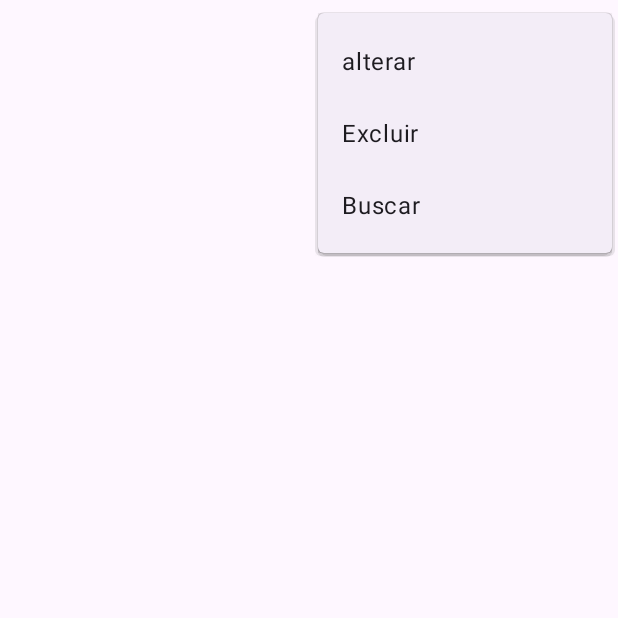
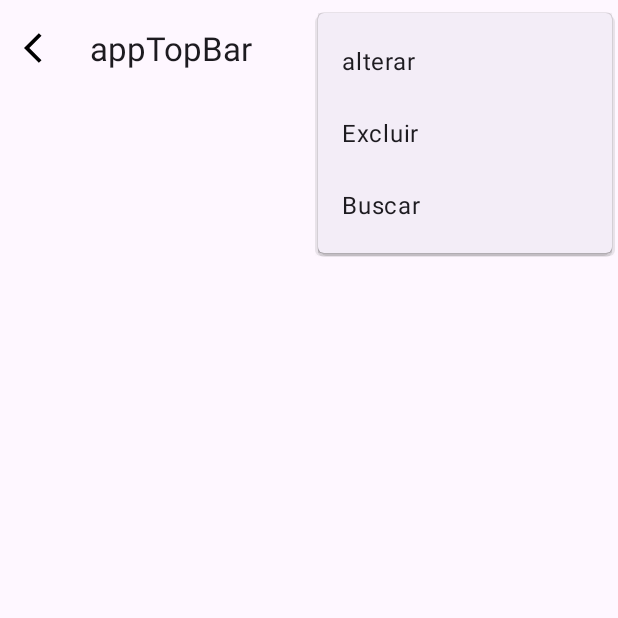
Before and after one commit to Samuelvmt/MenuApp, an Android app: the screen it shows after launch (MainActivity), with the options menu open, on a phone screen of 412 x 824 dp, the top half of it. Run offline under Robolectric (Android 15) with nearby library versions, the phone set to English and light mode, and no system bars.

Commit message:
commit trauma

```diff
--- /dev/null
+++ b/app/src/main/res/drawable/baseline_arrow_back_ios.xml
@@ -0,0 +1,5 @@
+<vector xmlns:android="http://schemas.android.com/apk/res/android" android:autoMirrored="true" android:height="24dp" android:tint="#000000" android:viewportHeight="24" android:viewportWidth="24" android:width="24dp">
+
+    <path android:fillColor="@android:color/white" android:pathData="M11.67,3.87L9.9,2.1 0,12l9.9,9.9 1.77,-1.77L3.54,12z"/>
+
+</vector>
--- a/app/src/main/res/layout/activity_main.xml
+++ b/app/src/main/res/layout/activity_main.xml
@@ -1,5 +1,5 @@
 <?xml version="1.0" encoding="utf-8"?>
-<androidx.constraintlayout.widget.ConstraintLayout xmlns:android="http://schemas.android.com/apk/res/android"
+<RelativeLayout xmlns:android="http://schemas.android.com/apk/res/android"
     xmlns:app="http://schemas.android.com/apk/res-auto"
     xmlns:tools="http://schemas.android.com/tools"
     android:id="@+id/main"
@@ -15,7 +15,10 @@
             android:id="@+id/idTopBar"
             android:layout_width="match_parent"
             android:layout_height="wrap_content"
-            app:menu="@menu/menu" />
+            app:menu="@menu/menu"
+            app:title="appTopBar"
+           app:navigationIcon="@drawable/baseline_arrow_back_ios"
+            />
     </com.google.android.material.appbar.AppBarLayout>
 
-</androidx.constraintlayout.widget.ConstraintLayout>
+</RelativeLayout>
```
